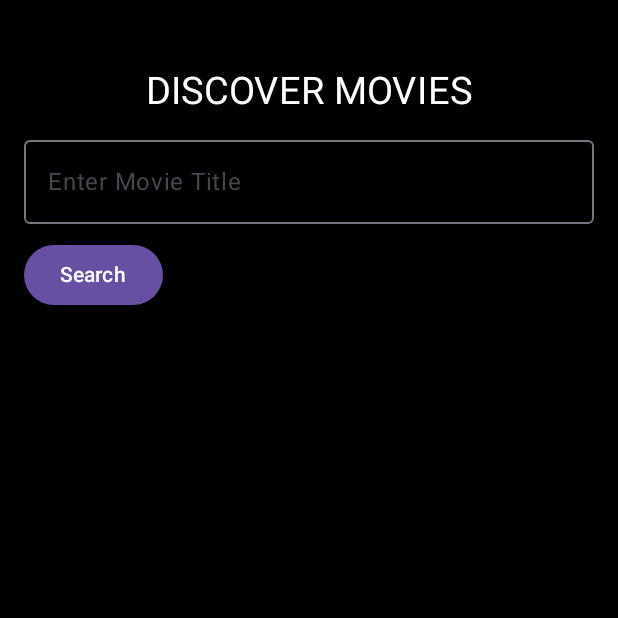
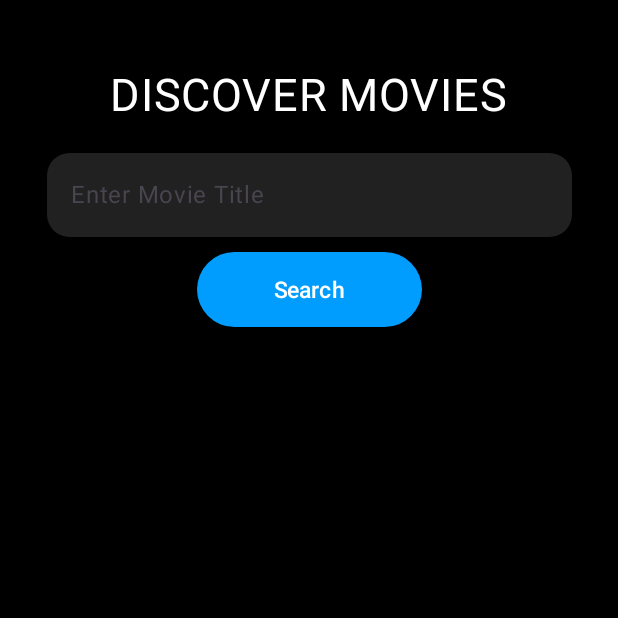
Before and after one commit to CodeWhi5per/kotlin-Movie-Search-App, an Android app built with Jetpack Compose: the SearchByTitleScreen screen opened through its navigation route, on a phone screen of 412 x 824 dp, the top half of it. Run offline under Robolectric (Android 15) with nearby library versions, the phone set to English and light mode, and no system bars; our stand-ins replace Room's generated code.

Commit message:
modified the SearchByTitleScreen.kt

```diff
--- a/app/src/main/java/com/example/moviedatabaseapp/screens/MainScreen.kt
+++ b/app/src/main/java/com/example/moviedatabaseapp/screens/MainScreen.kt
@@ -156,7 +156,7 @@ fun MainScreen(navController: NavController, movieDao: MovieDao) {
                         focusedIndicatorColor = Color.Transparent,
                         unfocusedIndicatorColor = Color.Transparent
                     ),
-                    shape = RoundedCornerShape(50.dp)
+                    shape = RoundedCornerShape(20.dp)
                 )
 
                 Spacer(modifier = Modifier.width(10.dp))
@@ -166,7 +166,7 @@ fun MainScreen(navController: NavController, movieDao: MovieDao) {
                         navController.navigate("searchByTitle?query=${searchQuery.text}")
                     },
                     modifier = Modifier.size(56.dp), // Make the button square
-                    shape = RoundedCornerShape(30),
+                    shape = RoundedCornerShape(20),
                     contentPadding = PaddingValues(0.dp), // Remove internal padding
                     colors = ButtonDefaults.buttonColors(
                         containerColor = Color(0xFF009DFF), // Set background color
@@ -176,7 +176,7 @@ fun MainScreen(navController: NavController, movieDao: MovieDao) {
                     Icon(
                         Icons.Filled.Search,
                         contentDescription = "Search Icon",
-                        modifier = Modifier.size(30.dp) // Set the icon size
+                        modifier = Modifier.size(35.dp) // Set the icon size
                     )
                 }
             }
--- a/app/src/main/java/com/example/moviedatabaseapp/screens/SearchByTitleScreen.kt
+++ b/app/src/main/java/com/example/moviedatabaseapp/screens/SearchByTitleScreen.kt
@@ -61,24 +61,45 @@ fun SearchByTitleScreen(navController: NavController, initialQuery: String) {
             ) {
                 Text(
                     text = "DISCOVER MOVIES",
-                    fontSize = 25.sp,
+                    fontSize = 30.sp,
                     color = Color.White,
                     style = MaterialTheme.typography.bodyLarge
                 )
             }
 
-            Spacer(modifier = Modifier.height(10.dp))
+            Spacer(modifier = Modifier.height(20.dp))
 
+            Box(
+                modifier = Modifier.fillMaxWidth(),
+                contentAlignment = Alignment.Center
+            ) {
+                Column(
+                    horizontalAlignment = Alignment.CenterHorizontally
+                ) {
                     OutlinedTextField(
                         value = query,
                         onValueChange = { query = it },
-                label = { Text("Enter Movie Title") },
-                modifier = Modifier.fillMaxWidth()
+                        placeholder = { Text("Enter Movie Title") },
+                        textStyle = MaterialTheme.typography.bodyLarge.copy(fontSize = 20.sp),
+                        colors = TextFieldDefaults.colors(
+                            unfocusedTextColor = Color.Gray,
+                            focusedTextColor = Color.Gray,
+                            focusedContainerColor = Color(0xFF212121),
+                            unfocusedContainerColor = Color(0xFF212121),
+                            cursorColor = Color.White,
+                            focusedIndicatorColor = Color.Transparent,
+                            unfocusedIndicatorColor = Color.Transparent
+                        ),
+                        shape = RoundedCornerShape(15.dp),
+                        modifier = Modifier
+                            .width(350.dp)
+                            .height(56.dp)
                     )
 
                     Spacer(modifier = Modifier.height(10.dp))
 
-            Button(onClick = {
+                    Button(
+                        onClick = {
                             scope.launch {
                                 if (query.isNotBlank()) {
                                     val movies = searchMoviesByTitle(query)
@@ -91,8 +112,18 @@ fun SearchByTitleScreen(navController: NavController, initialQuery: String) {
                                     Toast.makeText(context, "Please enter a valid query", Toast.LENGTH_SHORT).show()
                                 }
                             }
-            }) {
-                Text("Search")
+                        },
+                        colors = ButtonDefaults.buttonColors(
+                            containerColor = Color(0xFF009DFF),
+                            contentColor = Color.White
+                        ),
+                        modifier = Modifier
+                            .width(150.dp)
+                            .height(50.dp)
+                    ) {
+                        Text("Search", fontSize = 15.sp)
+                    }
+                }
             }
 
             Spacer(modifier = Modifier.height(20.dp))
```
Lines whose indentation alone changed are shown as unchanged.
